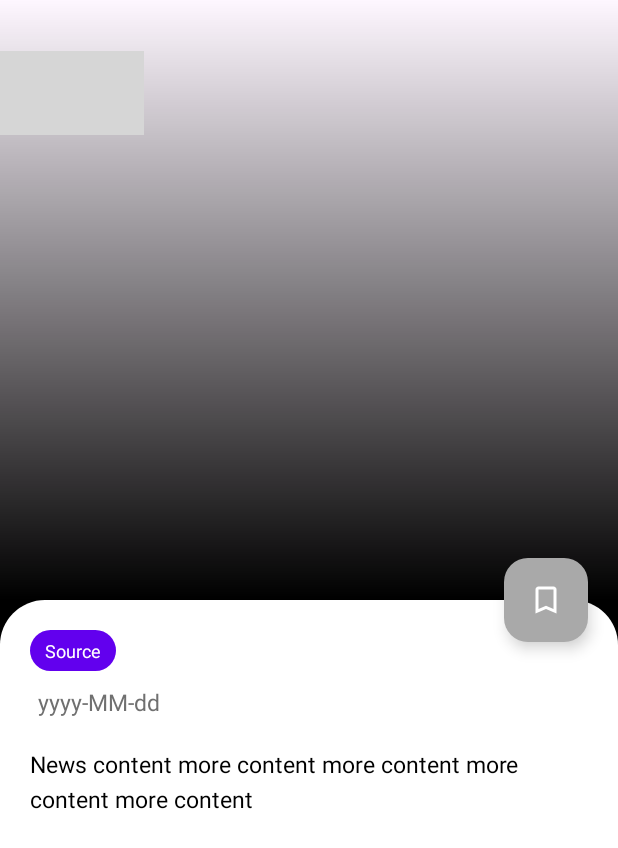
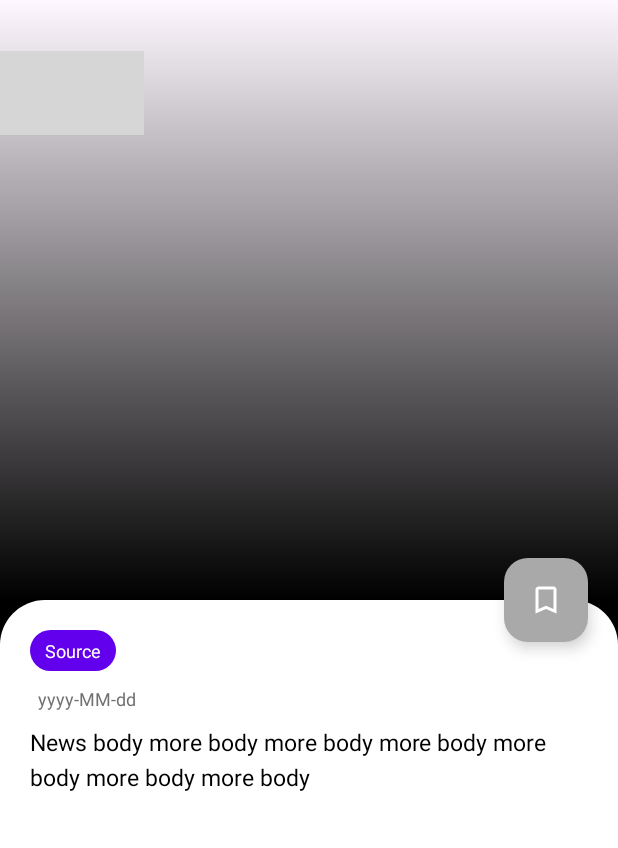
Before and after one commit to iamoscarliang/flow, an Android app: the layout fragment_news_detail.xml on its own in the app's theme, with its tools: preview values and no code run, on a phone screen of 412 x 824 dp. Shown: the top 848 px of the screen. Run offline under Robolectric (Android 15) with nearby library versions, the phone set to English and light mode, and no system bars; grey boxes are pictures that could not be loaded.

Commit message:
Update layout

```diff
--- a/app/src/main/java/com/oscarliang/flow/ui/search/SearchFragment.kt
+++ b/app/src/main/java/com/oscarliang/flow/ui/search/SearchFragment.kt
@@ -90,7 +90,7 @@ class SearchFragment : Fragment() {
                 binding.hasMore = state.hasMore
                 val error = state.errorMessageIfNotHandled
                 if (error != null) {
-                    Snackbar.make(binding.root, error, Snackbar.LENGTH_LONG).show()
+                    Snackbar.make(binding.coordinatorLayout, error, Snackbar.LENGTH_LONG).show()
                 }
             }
         }
@@ -119,8 +119,8 @@ class SearchFragment : Fragment() {
         dismissKeyboard(v.windowToken)
         val query = binding.editSearch.text.toString()
         if (query.isBlank()) {
-            Snackbar.make(binding.coordinatorLayout, getString(R.string.empty_search), Snackbar.LENGTH_LONG)
-                .show()
+            val msg = getString(R.string.empty_search)
+            Snackbar.make(binding.coordinatorLayout, msg, Snackbar.LENGTH_LONG).show()
         } else {
             viewModel.setQuery(query, 10)
         }
--- a/app/src/main/res/layout/fragment_news_detail.xml
+++ b/app/src/main/res/layout/fragment_news_detail.xml
@@ -107,7 +107,7 @@
                     android:layout_marginTop="@dimen/margin_medium"
                     android:text="@{news.date}"
                     android:textColor="@color/gray_700"
-                    android:textSize="@dimen/text_body_medium"
+                    android:textSize="@dimen/text_body_small"
                     app:layout_constraintStart_toStartOf="@id/text_source"
                     app:layout_constraintTop_toBottomOf="@id/text_source"
                     tools:text="yyyy-MM-dd" />
@@ -116,7 +116,10 @@
                     android:id="@+id/text_body"
                     android:layout_width="0dp"
                     android:layout_height="wrap_content"
-                    android:layout_margin="@dimen/margin_large"
+                    android:layout_marginStart="@dimen/margin_large"
+                    android:layout_marginTop="@dimen/margin_medium"
+                    android:layout_marginEnd="@dimen/margin_large"
+                    android:layout_marginBottom="@dimen/interval_large"
                     android:lineSpacingExtra="@dimen/margin_small"
                     android:text="@{news.body}"
                     android:textColor="@color/black"
@@ -125,7 +128,7 @@
                     app:layout_constraintEnd_toEndOf="parent"
                     app:layout_constraintStart_toStartOf="parent"
                     app:layout_constraintTop_toBottomOf="@id/text_date"
-                    tools:text="News content more content more content more content more content" />
+                    tools:text="News body more body more body more body more body more body more body" />
 
             </androidx.constraintlayout.widget.ConstraintLayout>
 
--- a/app/src/main/res/layout/fragment_search.xml
+++ b/app/src/main/res/layout/fragment_search.xml
@@ -37,6 +37,7 @@
         android:layout_height="match_parent">
 
         <com.google.android.material.appbar.AppBarLayout
+            android:id="@+id/appbar"
             android:layout_width="match_parent"
             android:layout_height="wrap_content"
             android:background="@color/app_fg">
--- a/app/src/main/res/layout/layout_news_item.xml
+++ b/app/src/main/res/layout/layout_news_item.xml
@@ -84,17 +84,17 @@
                 android:maxLines="2"
                 android:text="@{news.title}"
                 android:textColor="@color/black"
-                android:textSize="@dimen/text_body_medium"
+                android:textSize="@dimen/text_body_small"
                 app:layout_constraintEnd_toEndOf="parent"
                 app:layout_constraintStart_toStartOf="@id/text_source"
                 app:layout_constraintTop_toBottomOf="@id/text_source"
-                tools:text="News title more title more title more title more title more title more title more title" />
+                tools:text="News title more title more title more title more title more title more title more title more title more title" />
 
             <TextView
                 android:id="@+id/text_date"
                 android:layout_width="wrap_content"
                 android:layout_height="wrap_content"
-                android:layout_marginBottom="@dimen/margin_medium"
+                android:layout_marginBottom="@dimen/margin_large"
                 android:text="@{news.date}"
                 android:textColor="@color/gray_700"
                 android:textSize="@dimen/text_body_small"
```
Also changed, not shown: app/src/main/res/layout/layout_latest_news_item.xml (+7 -7 lines).
